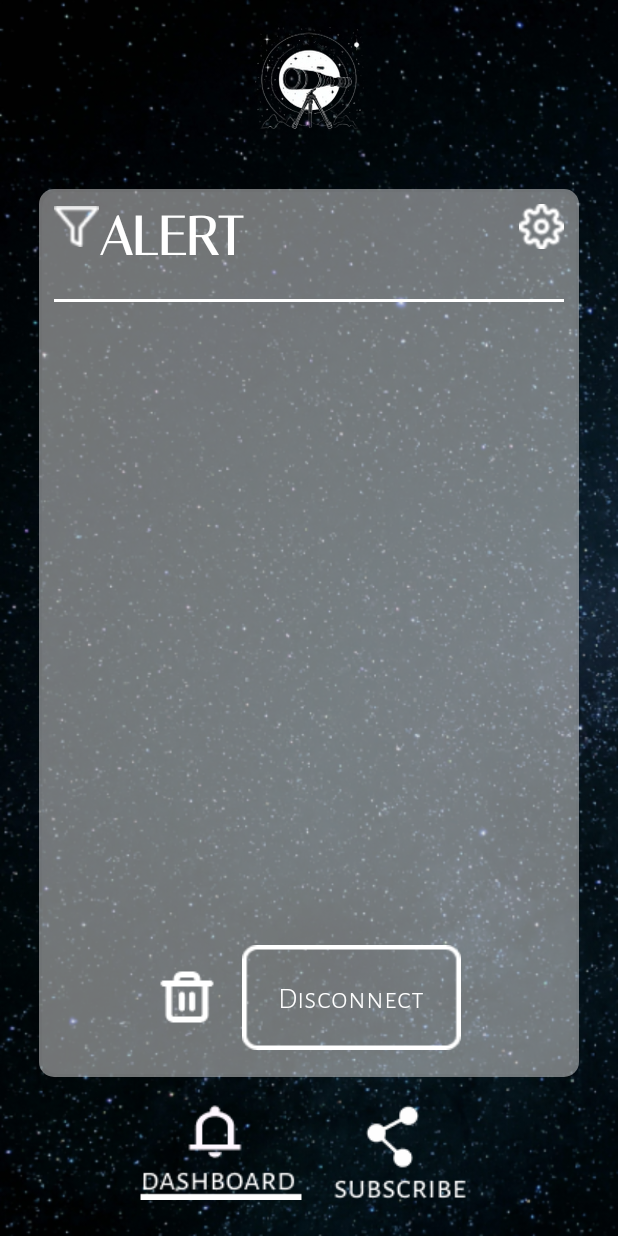
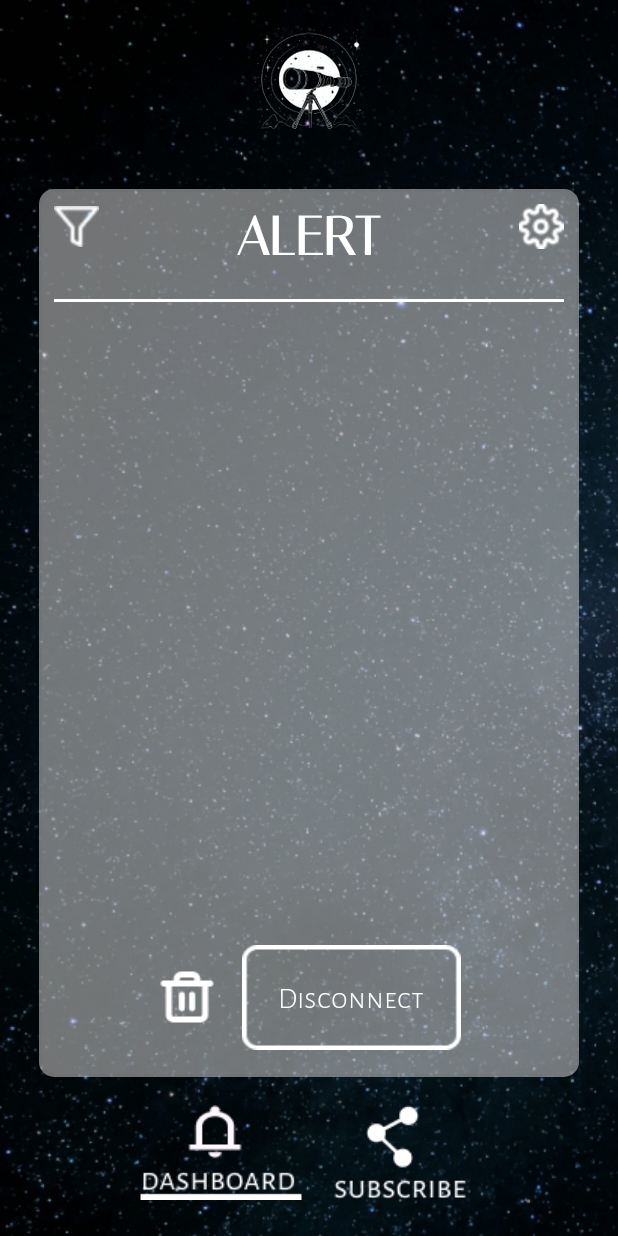
Before and after one commit to martinabruni/SkyAlertV2, an Android app: the Screen2Activity screen opened directly, with no data from a screen before it, on a phone screen of 412 x 824 dp. Run offline under Robolectric (Android 15) with nearby library versions, the phone set to English and light mode, and no system bars; libraries missing offline, so code that uses them is left out: org.eclipse.paho.

Commit message:
recentered alert title (mismatch after merge)

```diff
--- a/app/src/main/res/layout/activity_screen2.xml
+++ b/app/src/main/res/layout/activity_screen2.xml
@@ -32,33 +32,35 @@
         <LinearLayout
             android:layout_width="match_parent"
             android:layout_height="wrap_content"
-            android:orientation="horizontal"
-            android:gravity="center_vertical">
+            android:orientation="horizontal">
 
             <ImageView
                 android:id="@+id/filterIcon"
-                android:layout_width="30dp"
+                android:layout_width="0dp"
                 android:layout_height="30dp"
                 android:layout_gravity="start"
+                android:layout_weight="1"
                 android:contentDescription="@string/filter"
                 android:src="@drawable/filter" />
 
             <TextView
                 android:id="@+id/titleText"
-                android:layout_width="0dp"
+                android:layout_width="wrap_content"
                 android:layout_height="wrap_content"
-                android:layout_weight="1"
                 android:layout_gravity="center"
+                android:textAlignment="center"
+
                 android:fontFamily="@font/italiana"
                 android:text="@string/app_alert"
+                android:layout_weight="6"
                 android:textColor="@android:color/white"
                 android:textSize="36sp"
                 android:textStyle="bold" />
-
             <ImageView
                 android:id="@+id/settingsIcon"
-                android:layout_width="30dp"
+                android:layout_width="0dp"
                 android:layout_height="30dp"
+                android:layout_weight="1"
                 android:layout_gravity="end"
                 android:contentDescription="@string/settings"
                 android:src="@drawable/settings" />
```
